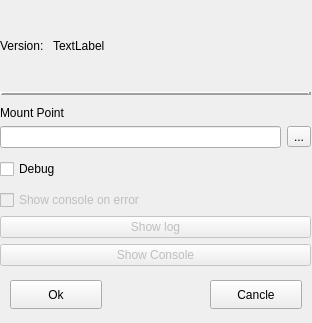
First picture: the form in lib/qtUI/settings.ui, repository Fisk24/Safe, before the edit.
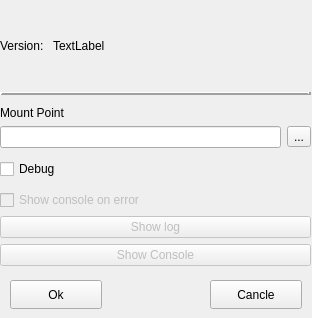
Second picture: the form after the edit.

Diff of the .ui file:
```diff
--- a/lib/qtUI/settings.ui
+++ b/lib/qtUI/settings.ui
@@ -7,7 +7,7 @@
     <x>0</x>
     <y>0</y>
     <width>312</width>
-    <height>323</height>
+    <height>318</height>
    </rect>
   </property>
   <property name="windowTitle">
```
